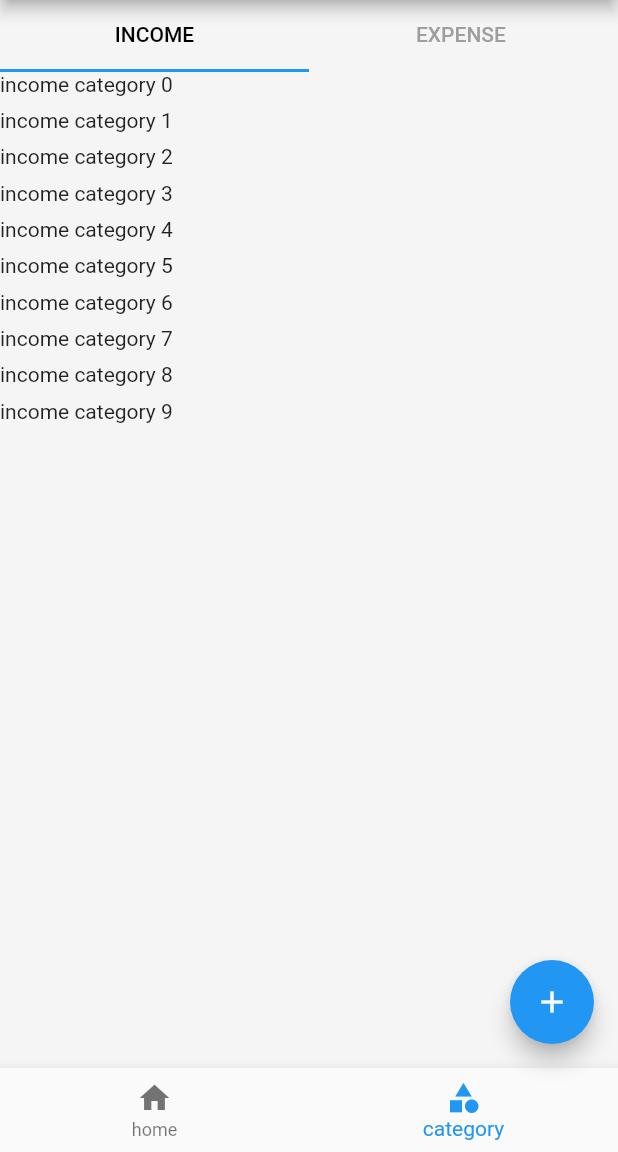
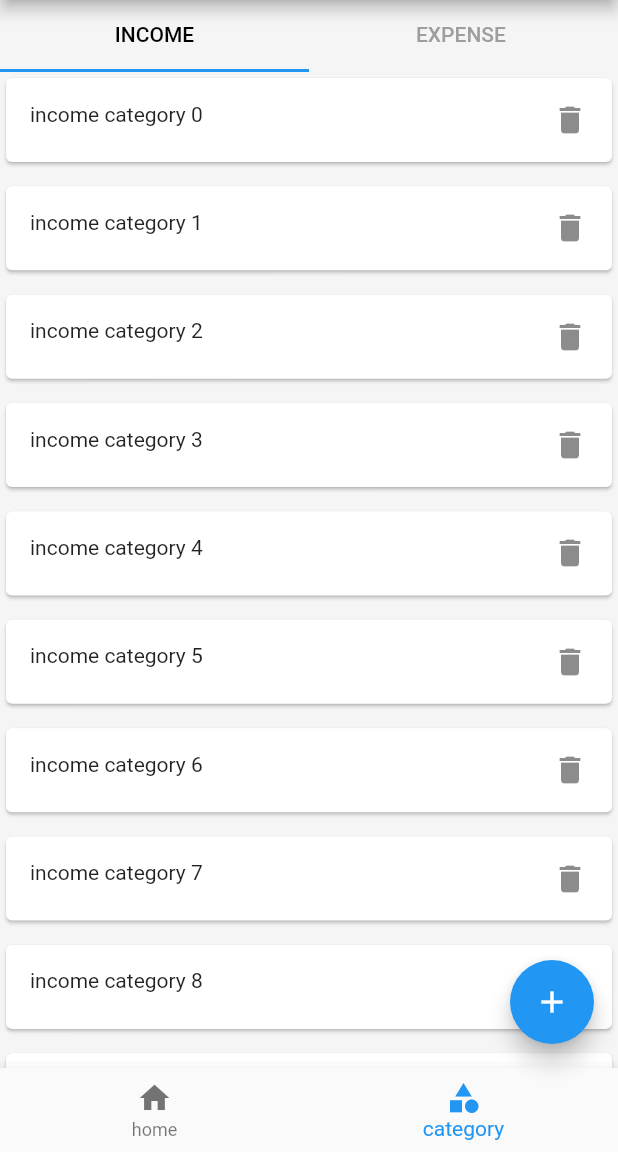
Before and after one commit to msnsadiq/money_management, a Flutter app: the screen it shows after launch, item 2 of the bottom bar chosen, on a phone screen of 412 x 824 dp, the part 84-1236 px from its top. Run offline on Flutter 3.47's test engine with Material 2 defaults, Android fonts, the phone set to English and light mode, and no system bars.

```diff
--- a/lib/screens/category/income_category_list.dart
+++ b/lib/screens/category/income_category_list.dart
@@ -7,12 +7,20 @@ class InComeCategoryList extends StatelessWidget {
   Widget build(BuildContext context) {
     final mHeight = MediaQuery.of(context).size.height;
     final mWidth = MediaQuery.of(context).size.width;
-    return ListView.separated(itemBuilder: (ctx, index){
-      return Text("income category $index");
-    }, separatorBuilder: (ctx, index){
-      return SizedBox(
-        height: mHeight*.01 ,
-      );
-    }, itemCount: 10);
+    return ListView.separated(
+        itemBuilder: (ctx, index) {
+          return Card(
+            child: ListTile(
+              leading: Text("income category $index"),
+              trailing: Icon(Icons.delete),
+            ),
+          );
+        },
+        separatorBuilder: (ctx, index) {
+          return SizedBox(
+            height: mHeight * .01,
+          );
+        },
+        itemCount: 100);
   }
 }
--- a/pubspec.yaml
+++ b/pubspec.yaml
@@ -29,15 +29,19 @@ environment:
 dependencies:
   flutter:
     sdk: flutter
+  hive: ^2.2.3
+  hive_flutter: ^1.1.0
 
 
   # The following adds the Cupertino Icons font to your application.
   # Use with the CupertinoIcons class for iOS style icons.
   cupertino_icons: ^1.0.2
+  hive_generator: ^1.1.3
 
 dev_dependencies:
   flutter_test:
     sdk: flutter
+  hive_generator: ^1.1.3
 
   # The "flutter_lints" package below contains a set of recommended lints to
   # encourage good coding practices. The lint set provided by the package is
@@ -45,6 +49,7 @@ dev_dependencies:
   # package. See that file for information about deactivating specific lint
   # rules and activating additional ones.
   flutter_lints: ^2.0.0
+  build_runner: ^2.2.1
 
 # For information on the generic Dart part of this file, see the
 # following page: https://dart.dev/tools/pub/pubspec
```
Also changed, not shown: lib/db/category/category_db.dart (added, +14 -0 lines), lib/models/category/category_model.dart (added, +13 -0 lines), lib/screens/category/expense_category_list.dart (+14 -7 lines), pubspec.lock.
